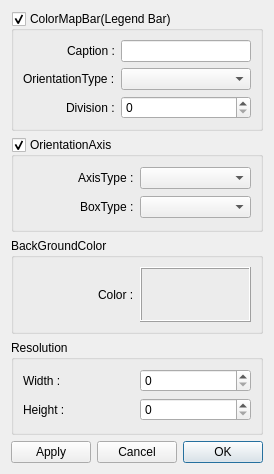
CCSEPBVR/CS-IS-PBVR, file Widgets/Preference.ui: the form before one commit.
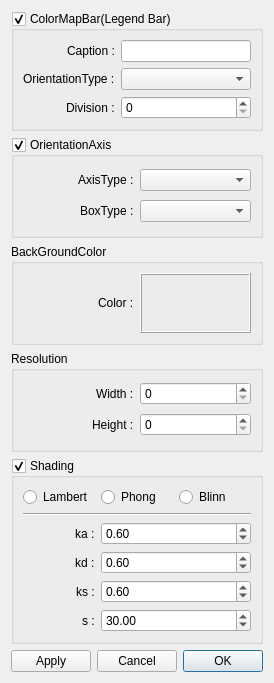
The form after the commit. Custom widgets are drawn as their Qt base class.

Patch:
```diff
--- a/Widgets/Preference.ui
+++ b/Widgets/Preference.ui
@@ -6,24 +6,14 @@
    <rect>
     <x>0</x>
     <y>0</y>
-    <width>270</width>
-    <height>474</height>
+    <width>267</width>
+    <height>683</height>
    </rect>
   </property>
   <property name="windowTitle">
    <string>Preference</string>
   </property>
   <layout class="QGridLayout" name="gridLayout">
-   <item row="5" column="0">
-    <widget class="QPushButton" name="applyPBtn">
-     <property name="text">
-      <string>Apply</string>
-     </property>
-     <property name="autoDefault">
-      <bool>false</bool>
-     </property>
-    </widget>
-   </item>
    <item row="2" column="0" colspan="3">
     <widget class="QGroupBox" name="backGroundColorGBox">
      <property name="title">
@@ -59,6 +49,26 @@
      </layout>
     </widget>
    </item>
+   <item row="6" column="2">
+    <widget class="QPushButton" name="okPBtn">
+     <property name="text">
+      <string>OK</string>
+     </property>
+     <property name="default">
+      <bool>true</bool>
+     </property>
+    </widget>
+   </item>
+   <item row="6" column="0">
+    <widget class="QPushButton" name="applyPBtn">
+     <property name="text">
+      <string>Apply</string>
+     </property>
+     <property name="autoDefault">
+      <bool>false</bool>
+     </property>
+    </widget>
+   </item>
    <item row="1" column="0" colspan="3">
     <widget class="QGroupBox" name="orientationGBox">
      <property name="title">
@@ -103,14 +113,41 @@
      </layout>
     </widget>
    </item>
-   <item row="5" column="1">
-    <widget class="QPushButton" name="cancelPBtn">
-     <property name="text">
-      <string>Cancel</string>
+   <item row="4" column="0" colspan="3">
+    <widget class="QGroupBox" name="resolutionGBox">
+     <property name="title">
+      <string>Resolution</string>
      </property>
-     <property name="autoDefault">
-      <bool>false</bool>
-     </property>
+     <layout class="QGridLayout" name="gridLayout_5">
+      <item row="1" column="0" alignment="Qt::AlignRight">
+       <widget class="QLabel" name="heightLbl">
+        <property name="text">
+         <string>Height :</string>
+        </property>
+       </widget>
+      </item>
+      <item row="0" column="0" alignment="Qt::AlignRight">
+       <widget class="QLabel" name="widthLbl">
+        <property name="text">
+         <string>Width :</string>
+        </property>
+       </widget>
+      </item>
+      <item row="1" column="1">
+       <widget class="QSpinBox" name="heightSBox">
+        <property name="maximum">
+         <number>2160</number>
+        </property>
+       </widget>
+      </item>
+      <item row="0" column="1">
+       <widget class="QSpinBox" name="widthSBox">
+        <property name="maximum">
+         <number>3840</number>
+        </property>
+       </widget>
+      </item>
+     </layout>
     </widget>
    </item>
    <item row="0" column="0" colspan="3">
@@ -167,47 +204,121 @@
      </layout>
     </widget>
    </item>
-   <item row="5" column="2">
-    <widget class="QPushButton" name="okPBtn">
+   <item row="6" column="1">
+    <widget class="QPushButton" name="cancelPBtn">
      <property name="text">
-      <string>OK</string>
+      <string>Cancel</string>
      </property>
-     <property name="default">
-      <bool>true</bool>
+     <property name="autoDefault">
+      <bool>false</bool>
      </property>
     </widget>
    </item>
-   <item row="4" column="0" colspan="3">
-    <widget class="QGroupBox" name="resolutionGBox">
+   <item row="5" column="0" colspan="3">
+    <widget class="QGroupBox" name="shadingGBox">
      <property name="title">
-      <string>Resolution</string>
+      <string>Shading</string>
      </property>
-     <layout class="QGridLayout" name="gridLayout_5">
-      <item row="1" column="0">
-       <widget class="QLabel" name="heightLbl">
-        <property name="text">
-         <string>Height :</string>
+     <property name="flat">
+      <bool>false</bool>
+     </property>
+     <property name="checkable">
+      <bool>true</bool>
+     </property>
+     <layout class="QGridLayout" name="gridLayout_6">
+      <item row="3" column="1" colspan="2">
+       <widget class="QDoubleSpinBox" name="kdDSBox">
+        <property name="singleStep">
+         <double>0.100000000000000</double>
+        </property>
+        <property name="value">
+         <double>0.600000000000000</double>
         </property>
        </widget>
       </item>
       <item row="0" column="0">
-       <widget class="QLabel" name="widthLbl">
+       <widget class="QRadioButton" name="lambertRBtn">
         <property name="text">
-         <string>Width :</string>
+         <string>Lambert</string>
         </property>
        </widget>
       </item>
-      <item row="1" column="1">
-       <widget class="QSpinBox" name="heightSBox">
-        <property name="maximum">
-         <number>2160</number>
+      <item row="2" column="1" colspan="2">
+       <widget class="QDoubleSpinBox" name="kaDSBox">
+        <property name="singleStep">
+         <double>0.100000000000000</double>
+        </property>
+        <property name="value">
+         <double>0.600000000000000</double>
+        </property>
+       </widget>
+      </item>
+      <item row="5" column="0" alignment="Qt::AlignRight">
+       <widget class="QLabel" name="sLbl">
+        <property name="text">
+         <string>s :</string>
+        </property>
+       </widget>
+      </item>
+      <item row="4" column="1" colspan="2">
+       <widget class="QDoubleSpinBox" name="ksDSBox">
+        <property name="singleStep">
+         <double>0.100000000000000</double>
+        </property>
+        <property name="value">
+         <double>0.600000000000000</double>
+        </property>
+       </widget>
+      </item>
+      <item row="0" column="2">
+       <widget class="QRadioButton" name="BlinnRBtn">
+        <property name="text">
+         <string>Blinn</string>
+        </property>
+       </widget>
+      </item>
+      <item row="2" column="0" alignment="Qt::AlignRight">
+       <widget class="QLabel" name="kaLbl">
+        <property name="text">
+         <string>ka :</string>
+        </property>
+       </widget>
+      </item>
+      <item row="4" column="0" alignment="Qt::AlignRight">
+       <widget class="QLabel" name="ksLbl">
+        <property name="text">
+         <string>ks :</string>
+        </property>
+       </widget>
+      </item>
+      <item row="3" column="0" alignment="Qt::AlignRight">
+       <widget class="QLabel" name="kdLbl">
+        <property name="text">
+         <string>kd :</string>
         </property>
        </widget>
       </item>
       <item row="0" column="1">
-       <widget class="QSpinBox" name="widthSBox">
-        <property name="maximum">
-         <number>3840</number>
+       <widget class="QRadioButton" name="phongRBtn">
+        <property name="text">
+         <string>Phong</string>
+        </property>
+       </widget>
+      </item>
+      <item row="5" column="1" colspan="2">
+       <widget class="QDoubleSpinBox" name="sDSBox">
+        <property name="singleStep">
+         <double>0.100000000000000</double>
+        </property>
+        <property name="value">
+         <double>30.000000000000000</double>
+        </property>
+       </widget>
+      </item>
+      <item row="1" column="0" colspan="3">
+       <widget class="Line" name="line">
+        <property name="orientation">
+         <enum>Qt::Horizontal</enum>
         </property>
        </widget>
       </item>
```
